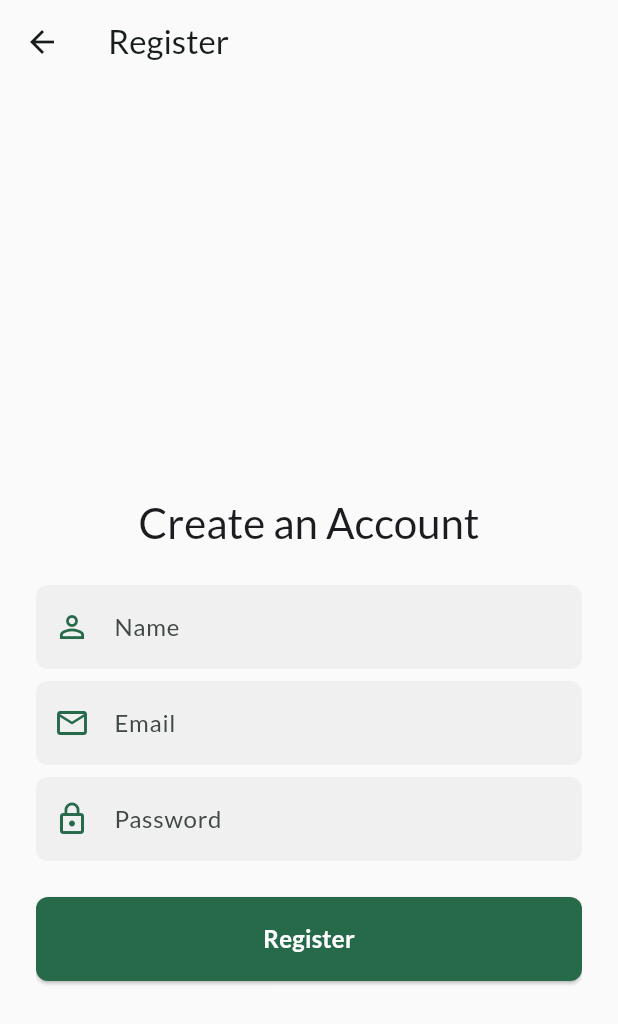
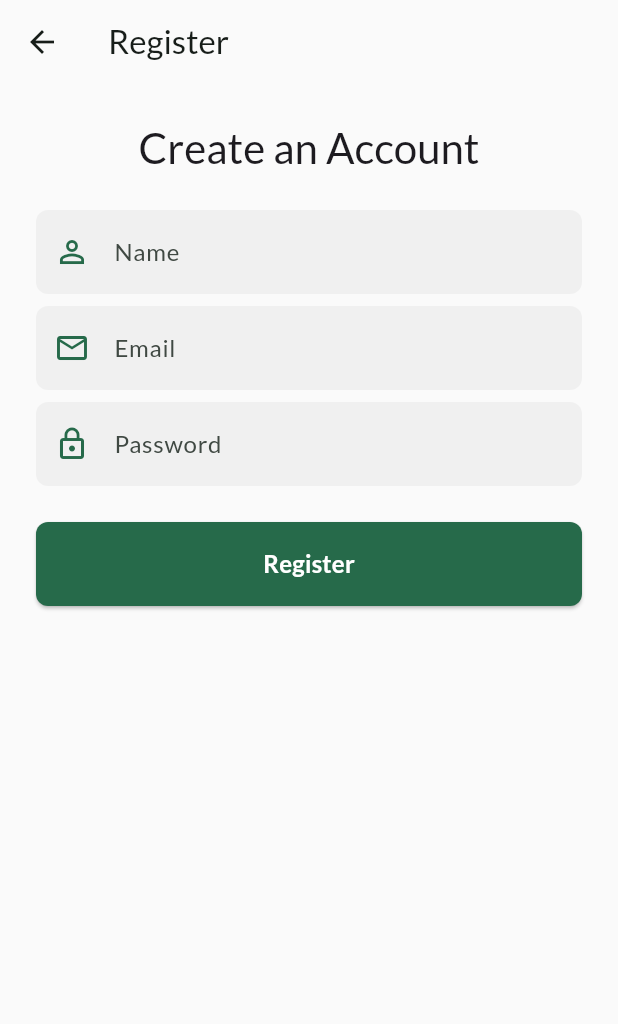
Before and after one commit to DonnerMarcel/Crossplatform_Project, a Flutter app: the screen it shows after launch, after a tap on "Not registered yet? Create an account!", on a phone screen of 412 x 824 dp. Shown: the top 1024 px of the screen. Run offline on Flutter 3.47's test engine with Material 3 defaults, Android fonts, the phone set to English and light mode, and no system bars; our stand-ins replace cloud_firestore, firebase_auth, firebase_core, flutter_riverpod, google_fonts, pie_chart and 1 more; accounts and stored records are empty.

```diff
--- a/lib/screens/add_group_screen.dart
+++ b/lib/screens/add_group_screen.dart
@@ -241,7 +241,14 @@ class _AddGroupScreenState extends ConsumerState<AddGroupScreen> {
                   ),
                ),
                const SizedBox(height: 24),
-
+               // --- Available Members Card ---
+                 Card(
+                   elevation: 1,
+                   child: Padding(
+                     padding: const EdgeInsets.all(16.0),
+                     child: Column(
+                       crossAxisAlignment: CrossAxisAlignment.start,
+                       children: [
                          // --- MODIFIED: Selected Members Section (More Compact) ---
                          Text('Selected Members (${_selectedMembers.length})', style: theme.textTheme.titleMedium),
                          const SizedBox(height: 6), // Reduced vertical space
@@ -288,16 +295,6 @@ class _AddGroupScreenState extends ConsumerState<AddGroupScreen> {
                            ),
                          ),
                          const SizedBox(height: 20), // Adjusted space before next section
-
-
-               // --- Available Members Card ---
-                 Card(
-                   elevation: 1,
-                   child: Padding(
-                     padding: const EdgeInsets.all(16.0),
-                     child: Column(
-                       crossAxisAlignment: CrossAxisAlignment.start,
-                       children: [
                            Text('Available Users', style: theme.textTheme.titleMedium),
                            const SizedBox(height: 8),
                            // --- Search Field ---
--- a/lib/screens/login_screen.dart
+++ b/lib/screens/login_screen.dart
@@ -60,14 +60,11 @@ class _LoginScreenState extends State<LoginScreen> {
         Form(
           key: _formKey,
           child: SingleChildScrollView(
-            child: ConstrainedBox(
-              constraints: BoxConstraints(
-                minHeight: MediaQuery.of(context).size.height,
-              ),
             child: Center(
               child: Column(
                 mainAxisAlignment: MainAxisAlignment.center,
                 children: [
+                  const SizedBox(height: 128),
                   Image.asset('assets/icons/money.png', height: 100),
                   const SizedBox(height: 64),
                   Text('Login', style: theme.textTheme.headlineMedium),
@@ -145,7 +142,6 @@ class _LoginScreenState extends State<LoginScreen> {
               ),
             ),
           ),
-          ),
         )
       )
     );
--- a/lib/screens/register_screen.dart
+++ b/lib/screens/register_screen.dart
@@ -72,10 +72,6 @@ class _RegisterScreenState extends State<RegisterScreen> {
         child: Form(
           key: _formKey,
           child: SingleChildScrollView(
-            child: ConstrainedBox(
-              constraints: BoxConstraints(
-                minHeight: MediaQuery.of(context).size.height,
-              ),
             child: Center(
               child: Column(
                 mainAxisAlignment: MainAxisAlignment.center,
@@ -162,7 +158,6 @@ class _RegisterScreenState extends State<RegisterScreen> {
           ),
         ),
       ),
-      ),
     );
   }
 }
```
Also changed, not shown: 4 other files. Lines whose indentation alone changed are shown as unchanged.
